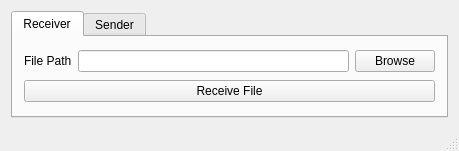
furkantokac/KLocalShare, file src/mainwindow.ui: the form before one commit.
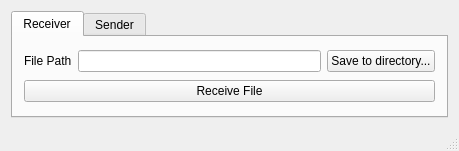
The form after the commit.

Diff of the .ui file:
```diff
--- a/src/mainwindow.ui
+++ b/src/mainwindow.ui
@@ -38,7 +38,7 @@
         <item row="0" column="2">
          <widget class="QPushButton" name="btn_receiveBrowse">
           <property name="text">
-           <string>Browse</string>
+           <string>Save to directory...</string>
           </property>
          </widget>
         </item>
```
Left out of the diff: 2 changed lines with no effect on the pictures.
